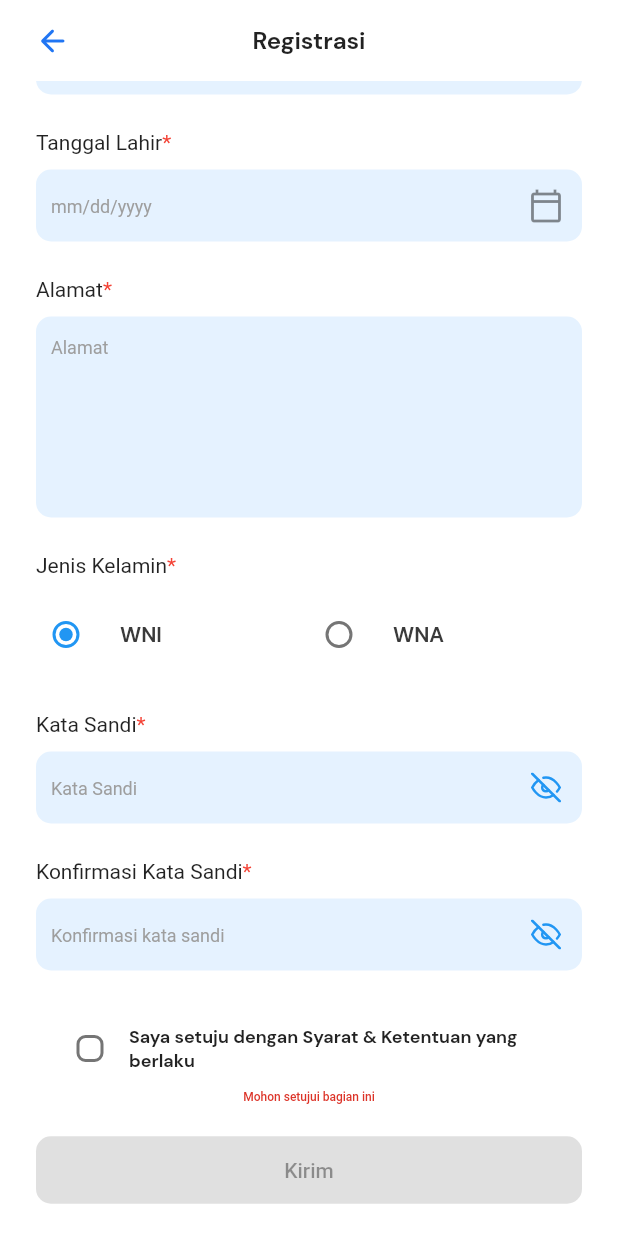
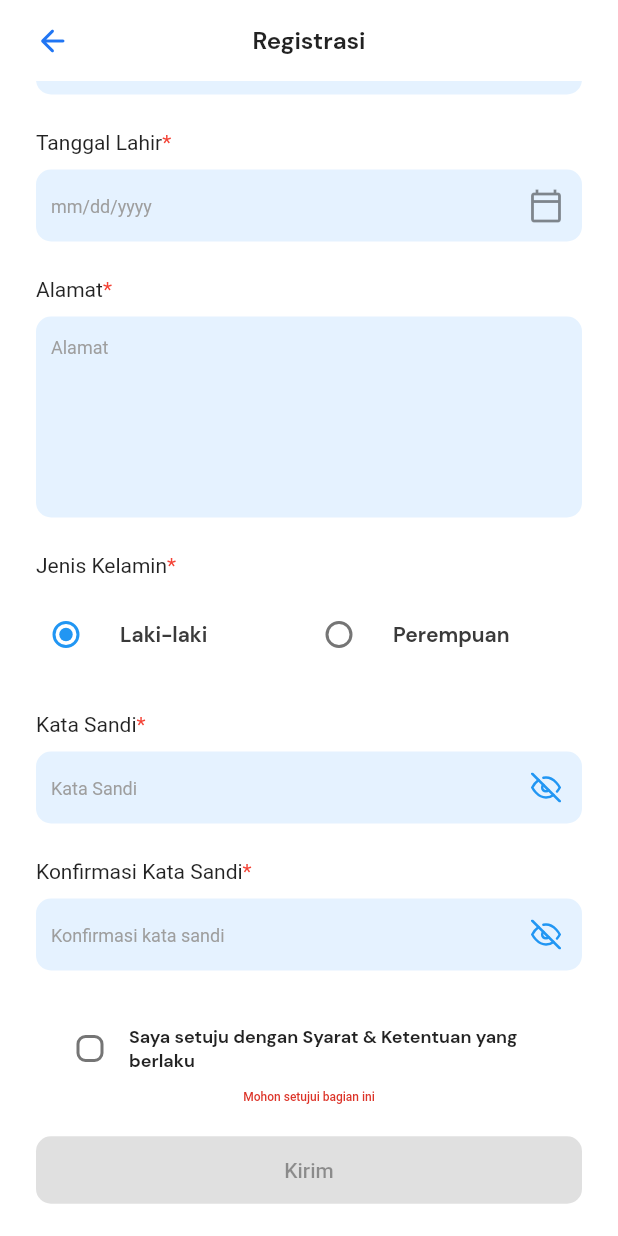
Before and after one commit to yonayohana06/transevilz, a Flutter app: the RegisterProfileForm screen opened directly, scrolled down 627 dp, on a phone screen of 412 x 824 dp. Run offline on Flutter 3.47's test engine with Material 2 defaults, Android fonts, the phone set to English and light mode, and no system bars; our stand-ins replace bloc, dropdown_button2, equatable, flutter_bloc, flutter_feather_icons, image_picker.

Commit message:
Register Page Done

```diff
--- a/lib/register/screens/register_profile_form.dart
+++ b/lib/register/screens/register_profile_form.dart
@@ -61,15 +61,14 @@ class _RegisterProfileFormState extends State<RegisterProfileForm> {
                       ),
                     ),
                     onPressed: () {
-                      Navigator.push(context, MaterialPageRoute(
-                        builder: (context){
-                          return SuccessDialog(
+                      showDialog(
+                          context: context,
+                          builder: (context) => SuccessDialog(
                             image: Image.asset('assets/images/success.png'),
                             status: 'Cek email anda untuk melakukan aktivasi akun',
                             buttonlabel: 'Cek Email Sekarang',
-                          );
-                        },
-                      ));
+                          )
+                      );
                     },
                     child: const Text("Kirim"),
                   );
@@ -177,6 +176,7 @@ class _RegisterProfileFormState extends State<RegisterProfileForm> {
                                   SizedBox(height: 20),
                                   TitleForm(title: 'Email'),
                                   TextFormField(
+                                    textInputAction: TextInputAction.next,
                                     inputFormatters: [
                                       FilteringTextInputFormatter.deny(
                                           context.read<RegisterBloc>().emailFormat)
@@ -250,6 +250,7 @@ class _RegisterProfileFormState extends State<RegisterProfileForm> {
                                   ),
                                   const SizedBox(height: 14),
                                   TextFormField(
+                                    textInputAction: TextInputAction.next,
                                     keyboardType: TextInputType.number,
                                     decoration: InputDecoration(
                                       contentPadding: const EdgeInsets.all(10),
@@ -271,6 +272,7 @@ class _RegisterProfileFormState extends State<RegisterProfileForm> {
                                   const SizedBox(height: 24),
                                   const TitleForm(title: 'Nama Depan'),
                                   TextFormField(
+                                    textInputAction: TextInputAction.next,
                                     controller: context.read<RegisterBloc>().namaDepan,
                                     autovalidateMode: AutovalidateMode.onUserInteraction,
                                     decoration: InputDecoration(
@@ -293,6 +295,7 @@ class _RegisterProfileFormState extends State<RegisterProfileForm> {
                                   const SizedBox(height: 24),
                                   const TitleForm(title: 'Nama Belakang'),
                                   TextFormField(
+                                    textInputAction: TextInputAction.next,
                                     controller: context.read<RegisterBloc>().namaBelakang,
                                     autovalidateMode: AutovalidateMode.onUserInteraction,
                                     decoration: InputDecoration(
@@ -315,6 +318,7 @@ class _RegisterProfileFormState extends State<RegisterProfileForm> {
                                   const SizedBox(height: 24),
                                   const TitleForm(title: 'Tempat Lahir'),
                                   TextFormField(
+                                    textInputAction: TextInputAction.next,
                                     controller: context.read<RegisterBloc>().tempatLahir,
                                     autovalidateMode: AutovalidateMode.onUserInteraction,
                                     decoration: InputDecoration(
@@ -337,6 +341,7 @@ class _RegisterProfileFormState extends State<RegisterProfileForm> {
                                   const SizedBox(height: 24),
                                   const TitleForm(title: 'Tanggal Lahir'),
                                   TextFormField(
+                                    textInputAction: TextInputAction.next,
                                     controller: context.read<RegisterBloc>().tanggalLahir,
                                     autovalidateMode: AutovalidateMode.onUserInteraction,
                                     decoration: InputDecoration(
@@ -365,6 +370,7 @@ class _RegisterProfileFormState extends State<RegisterProfileForm> {
                                   const SizedBox(height: 24),
                                   const TitleForm(title: 'Alamat'),
                                   TextFormField(
+                                    textInputAction: TextInputAction.next,
                                     controller: context.read<RegisterBloc>().alamat,
                                     autovalidateMode: AutovalidateMode.onUserInteraction,
                                     maxLines: 6,
@@ -391,7 +397,7 @@ class _RegisterProfileFormState extends State<RegisterProfileForm> {
                                     children: [
                                       Expanded(
                                         child: RadioListTile(
-                                          value: 'wni',
+                                          value: 'pria',
                                           groupValue: context.read<RegisterBloc>().chosen,
                                           onChanged: (index) {
                                             setState(() {
@@ -399,7 +405,7 @@ class _RegisterProfileFormState extends State<RegisterProfileForm> {
                                             });
                                           },
                                           title: Text(
-                                            'WNI',
+                                            'Laki-laki',
                                             style: TextStyle(
                                                 fontSize: 14,
                                                 fontWeight: FontWeight.w600,
@@ -412,7 +418,7 @@ class _RegisterProfileFormState extends State<RegisterProfileForm> {
                                       ),
                                       Expanded(
                                         child: RadioListTile(
-                                          value: 'wna',
+                                          value: 'perempuan',
                                           groupValue: context.read<RegisterBloc>().chosen,
                                           onChanged: (index) {
                                             setState(() {
@@ -421,7 +427,7 @@ class _RegisterProfileFormState extends State<RegisterProfileForm> {
                                             print(index);
                                           },
                                           title: Text(
-                                            'WNA',
+                                            'Perempuan',
                                             style: TextStyle(
                                                 fontSize: 14,
                                                 fontWeight: FontWeight.w600,
@@ -437,6 +443,7 @@ class _RegisterProfileFormState extends State<RegisterProfileForm> {
                                   const SizedBox(height: 24),
                                   const TitleForm(title: 'Kata Sandi'),
                                   TextFormField(
+                                    enableInteractiveSelection: true,
                                     inputFormatters: [
                                       LengthLimitingTextInputFormatter(16),
                                       FilteringTextInputFormatter.allow(
@@ -563,7 +570,12 @@ class _RegisterProfileFormState extends State<RegisterProfileForm> {
                   ),
                 ),
               ),
-              ReuseAppBar(title: 'Registrasi'),
+              ReuseAppBar(
+                title: 'Registrasi',
+                onpress: () {
+                  Navigator.popUntil(context, (route) => route.isFirst);
+                },
+              ),
             ],
           ),
         ),
```
Also changed, not shown: lib/register/bloc/register_bloc.dart (+11 -11 lines), lib/register/screens/otp.dart (+7 -2 lines).
